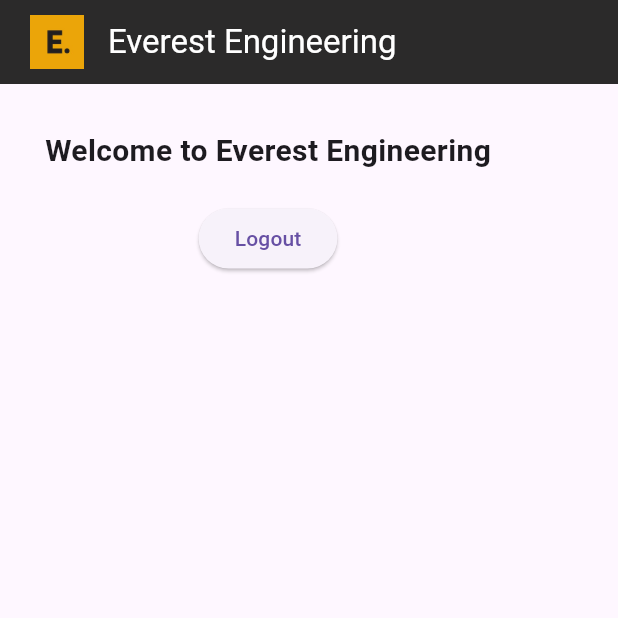
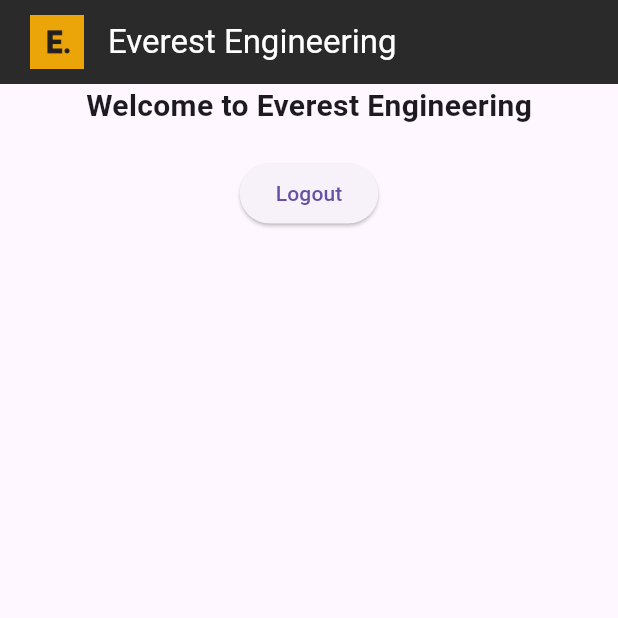
Before and after one commit to ChandanaThoti/everest-engineering-app, a Flutter app: the HomeScreen screen opened directly, on a phone screen of 412 x 824 dp, the top half of it. Run offline on Flutter 3.47's test engine with Material 3 defaults, Android fonts, the phone set to English and light mode, and no system bars.

Commit message:
Make home content center

```diff
--- a/lib/screens/home_screen.dart
+++ b/lib/screens/home_screen.dart
@@ -17,8 +17,7 @@ class HomeScreen extends StatelessWidget {
         ),
         backgroundColor: const Color.fromARGB(255, 43, 42, 42),
       ),
-      body: Padding(
-        padding: EdgeInsets.all(30),
+      body: Center(
         child: Column(
           crossAxisAlignment: CrossAxisAlignment.center,
           spacing: 20,
```
